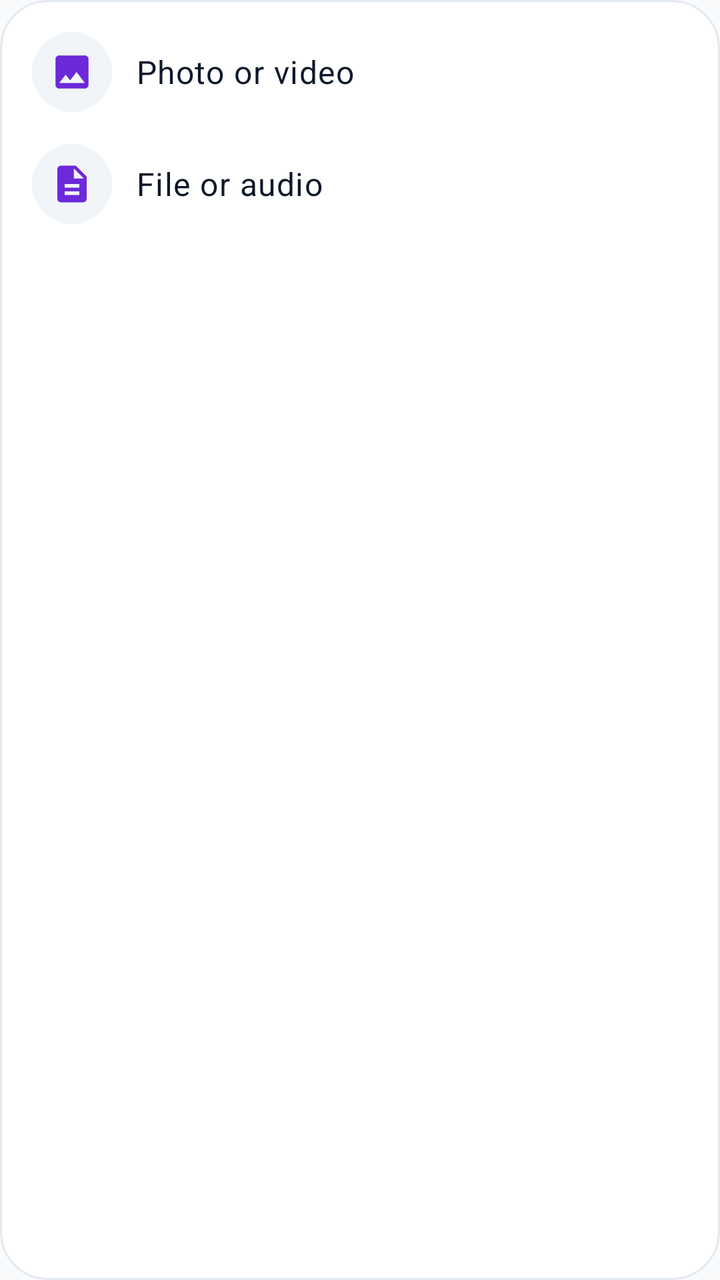
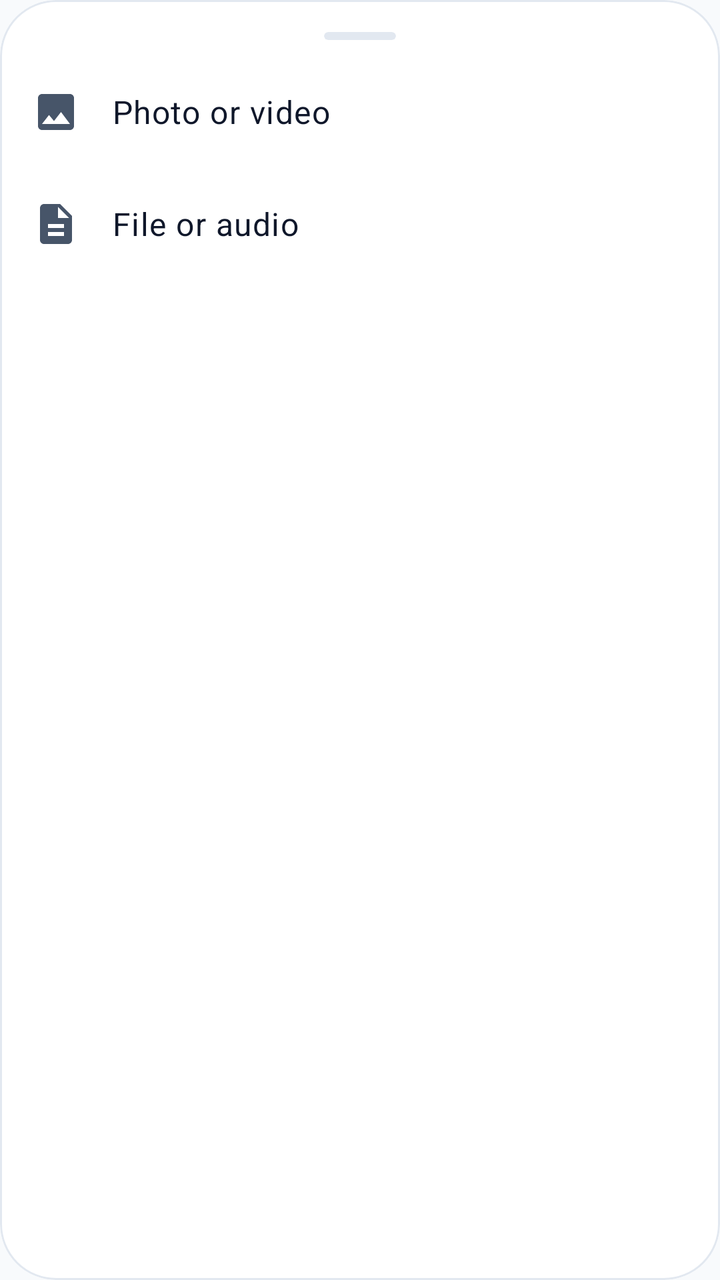

Before-and-after screenshots of an Android layout around one commit, followed by the original layout XML and the change that was made.
<!-- AndroidManifest.xml: application theme Theme.NexaChat -->
<!-- res/layout/sheet_attachment_picker.xml -->
<?xml version="1.0" encoding="utf-8"?>
<com.google.android.material.card.MaterialCardView xmlns:android="http://schemas.android.com/apk/res/android"
    xmlns:app="http://schemas.android.com/apk/res-auto"
    android:layout_width="match_parent"
    android:layout_height="wrap_content"
    app:cardBackgroundColor="?attr/colorSurface"
    app:cardCornerRadius="24dp"
    app:cardElevation="0dp"
    app:strokeColor="?attr/colorOutlineVariant"
    app:strokeWidth="1dp">

    <LinearLayout
        android:layout_width="match_parent"
        android:layout_height="wrap_content"
        android:orientation="vertical"
        android:paddingTop="8dp"
        android:paddingBottom="16dp">

        <LinearLayout
            android:id="@+id/pickVisualRow"
            android:layout_width="match_parent"
            android:layout_height="wrap_content"
            android:background="?attr/selectableItemBackground"
            android:gravity="center_vertical"
            android:minHeight="@dimen/min_touch_target"
            android:orientation="horizontal"
            android:paddingHorizontal="16dp"
            android:paddingVertical="8dp">

            <ImageView
                android:layout_width="40dp"
                android:layout_height="40dp"
                android:background="@drawable/bg_date_separator"
                android:backgroundTint="?attr/colorSurfaceVariant"
                android:importantForAccessibility="no"
                android:padding="9dp"
                android:src="@drawable/ic_image"
                app:tint="?attr/colorPrimary" />

            <TextView
                android:layout_width="match_parent"
                android:layout_height="wrap_content"
                android:layout_marginStart="12dp"
                android:text="@string/media_pick_visual"
                android:textAppearance="?attr/textAppearanceBodyLarge"
                android:textColor="?attr/colorOnSurface" />
        </LinearLayout>

        <LinearLayout
            android:id="@+id/pickDocumentRow"
            android:layout_width="match_parent"
            android:layout_height="wrap_content"
            android:background="?attr/selectableItemBackground"
            android:gravity="center_vertical"
            android:minHeight="@dimen/min_touch_target"
            android:orientation="horizontal"
            android:paddingHorizontal="16dp"
            android:paddingVertical="8dp">

            <ImageView
                android:layout_width="40dp"
                android:layout_height="40dp"
                android:background="@drawable/bg_date_separator"
                android:backgroundTint="?attr/colorSurfaceVariant"
                android:importantForAccessibility="no"
                android:padding="9dp"
                android:src="@drawable/ic_description"
                app:tint="?attr/colorPrimary" />

            <TextView
                android:layout_width="match_parent"
                android:layout_height="wrap_content"
                android:layout_marginStart="12dp"
                android:text="@string/media_pick_document"
                android:textAppearance="?attr/textAppearanceBodyLarge"
                android:textColor="?attr/colorOnSurface" />
        </LinearLayout>
    </LinearLayout>
</com.google.android.material.card.MaterialCardView>
<!-- resources referenced by this layout -->
<resources>
  <dimen name="min_touch_target">48dp</dimen>
  <!-- drawable bg_date_separator (drawable) -->
  <?xml version="1.0" encoding="utf-8"?>
  <shape xmlns:android="http://schemas.android.com/apk/res/android"
      android:shape="rectangle">
      <corners android:radius="999dp" />
      <solid android:color="?attr/colorSurfaceContainerHigh" />
  </shape>
  <string name="media_pick_document">File or audio</string>
  <string name="media_pick_visual">Photo or video</string>
  <style name="Theme.NexaChat" parent="Theme.NexaChat.Views" />
  <color name="colorPrimary">@color/brand_indigo</color>
  <color name="colorOnPrimary">#FFFFFFFF</color>
  <color name="colorPrimaryContainer">@color/brand_indigo_container</color>
  <color name="colorOnPrimaryContainer">@color/brand_on_indigo_container</color>
  <color name="colorSecondary">@color/slate_secondary</color>
  <color name="colorOnSecondary">#FFFFFFFF</color>
  <color name="colorSecondaryContainer">@color/slate_secondary_container</color>
  <color name="colorOnSecondaryContainer">@color/slate_on_secondary_container</color>
  <color name="colorTertiary">@color/tertiary_sky</color>
  <color name="colorOnTertiary">#FF082F49</color>
  <color name="colorTertiaryContainer">@color/tertiary_sky_container</color>
  <color name="colorOnTertiaryContainer">@color/tertiary_on_sky_container</color>
  <color name="colorError">@color/error_red</color>
  <color name="colorOnError">#FFFFFFFF</color>
  <color name="colorErrorContainer">@color/error_container_light</color>
  <color name="colorOnErrorContainer">@color/on_error_container_light</color>
  <color name="colorBackground">@color/background_light</color>
  <color name="colorOnBackground">@color/text_primary_light</color>
  <color name="colorSurface">@color/surface_light</color>
  <color name="colorOnSurface">@color/text_primary_light</color>
  <color name="colorSurfaceVariant">@color/surface_variant_light</color>
  <color name="surface_container_low_light">#FFF8FAFC</color>
  <color name="surface_container_light">#FFF1F5F9</color>
  <color name="surface_container_high_light">#FFE2E8F0</color>
  <color name="colorOnSurfaceVariant">@color/text_secondary_light</color>
  <color name="colorOutline">@color/slate_border</color>
  <color name="colorOutlineVariant">@color/slate_divider</color>
  <style name="TextAppearance.NexaChat.BodyLarge" parent="TextAppearance.Material3.BodyLarge" />
  <style name="TextAppearance.NexaChat.BodyMedium" parent="TextAppearance.Material3.BodyMedium" />
  <style name="TextAppearance.NexaChat.BodySmall" parent="TextAppearance.Material3.BodySmall" />
  <style name="TextAppearance.NexaChat.LabelLarge" parent="TextAppearance.Material3.LabelLarge" />
  <style name="TextAppearance.NexaChat.LabelSmall" parent="TextAppearance.Material3.LabelSmall" />
  <color name="brand_indigo">#FF6D28D9</color>
  <color name="brand_indigo_container">#FFEDE9FE</color>
  <color name="brand_on_indigo_container">#FF2E1065</color>
  <color name="slate_secondary">#FF505F76</color>
  <color name="slate_secondary_container">#FFD0E1FB</color>
  <color name="slate_on_secondary_container">#FF1D283A</color>
  <color name="tertiary_sky">#FF0EA5E9</color>
  <color name="tertiary_sky_container">#FFBAE6FD</color>
  <color name="tertiary_on_sky_container">#FF075985</color>
  <color name="error_red">#FFBA1A1A</color>
  <color name="error_container_light">#FFFFDAD6</color>
  <color name="on_error_container_light">#FF93000A</color>
  <color name="background_light">#FFF8FAFC</color>
  <color name="text_primary_light">#FF0F172A</color>
  <color name="surface_light">#FFFFFFFF</color>
  <color name="surface_variant_light">#FFF1F5F9</color>
  <color name="text_secondary_light">#FF475569</color>
  <color name="slate_border">#FFCBD5E1</color>
  <color name="slate_divider">#FFE2E8F0</color>
  <dimen name="corner_sm">8dp</dimen>
  <dimen name="corner_md">12dp</dimen>
  <dimen name="corner_lg">16dp</dimen>
  <!-- unchanged entries left out for length: 14 -->
</resources>

<!-- the commit's change to res/layout/sheet_attachment_picker.xml (unified diff, before → after) -->
@@ -4,7 +4,7 @@
     android:layout_width="match_parent"
     android:layout_height="wrap_content"
     app:cardBackgroundColor="?attr/colorSurface"
-    app:cardCornerRadius="24dp"
+    app:cardCornerRadius="28dp"
     app:cardElevation="0dp"
     app:strokeColor="?attr/colorOutlineVariant"
     app:strokeWidth="1dp">
@@ -16,31 +16,40 @@
         android:paddingTop="8dp"
         android:paddingBottom="16dp">
 
+        <com.google.android.material.card.MaterialCardView
+            android:layout_width="36dp"
+            android:layout_height="4dp"
+            android:layout_gravity="center_horizontal"
+            android:layout_marginTop="8dp"
+            android:layout_marginBottom="8dp"
+            android:importantForAccessibility="no"
+            app:cardBackgroundColor="?attr/colorOutlineVariant"
+            app:cardCornerRadius="2dp"
+            app:cardElevation="0dp"
+            app:strokeWidth="0dp" />
+
         <LinearLayout
             android:id="@+id/pickVisualRow"
             android:layout_width="match_parent"
             android:layout_height="wrap_content"
             android:background="?attr/selectableItemBackground"
             android:gravity="center_vertical"
-            android:minHeight="@dimen/min_touch_target"
+            android:minHeight="56dp"
             android:orientation="horizontal"
             android:paddingHorizontal="16dp"
-            android:paddingVertical="8dp">
+            android:paddingVertical="12dp">
 
             <ImageView
-                android:layout_width="40dp"
-                android:layout_height="40dp"
-                android:background="@drawable/bg_date_separator"
-                android:backgroundTint="?attr/colorSurfaceVariant"
+                android:layout_width="24dp"
+                android:layout_height="24dp"
                 android:importantForAccessibility="no"
-                android:padding="9dp"
                 android:src="@drawable/ic_image"
-                app:tint="?attr/colorPrimary" />
+                app:tint="?attr/colorOnSurfaceVariant" />
 
             <TextView
                 android:layout_width="match_parent"
                 android:layout_height="wrap_content"
-                android:layout_marginStart="12dp"
+                android:layout_marginStart="16dp"
                 android:text="@string/media_pick_visual"
                 android:textAppearance="?attr/textAppearanceBodyLarge"
                 android:textColor="?attr/colorOnSurface" />
@@ -52,25 +61,22 @@
             android:layout_height="wrap_content"
             android:background="?attr/selectableItemBackground"
             android:gravity="center_vertical"
-            android:minHeight="@dimen/min_touch_target"
+            android:minHeight="56dp"
             android:orientation="horizontal"
             android:paddingHorizontal="16dp"
-            android:paddingVertical="8dp">
+            android:paddingVertical="12dp">
 
             <ImageView
-                android:layout_width="40dp"
-                android:layout_height="40dp"
-                android:background="@drawable/bg_date_separator"
-                android:backgroundTint="?attr/colorSurfaceVariant"
+                android:layout_width="24dp"
+                android:layout_height="24dp"
                 android:importantForAccessibility="no"
-                android:padding="9dp"
                 android:src="@drawable/ic_description"
-                app:tint="?attr/colorPrimary" />
+                app:tint="?attr/colorOnSurfaceVariant" />
 
             <TextView
                 android:layout_width="match_parent"
                 android:layout_height="wrap_content"
-                android:layout_marginStart="12dp"
+                android:layout_marginStart="16dp"
                 android:text="@string/media_pick_document"
                 android:textAppearance="?attr/textAppearanceBodyLarge"
                 android:textColor="?attr/colorOnSurface" />
<!-- resource entries referenced after the edit -->
@@ -1,13 +1,6 @@
 <!-- resources referenced by this layout -->
 <resources>
   <dimen name="min_touch_target">48dp</dimen>
-  <!-- drawable bg_date_separator (drawable) -->
-  <?xml version="1.0" encoding="utf-8"?>
-  <shape xmlns:android="http://schemas.android.com/apk/res/android"
-      android:shape="rectangle">
-      <corners android:radius="999dp" />
-      <solid android:color="?attr/colorSurfaceContainerHigh" />
-  </shape>
   <string name="media_pick_document">File or audio</string>
   <string name="media_pick_visual">Photo or video</string>
   <style name="Theme.NexaChat" parent="Theme.NexaChat.Views" />
